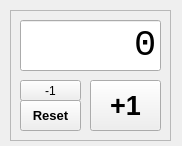
Qt form Qt6Test/MainWindow/mainwindow.ui (BH2WFR/Qt6Sample) before a commit.
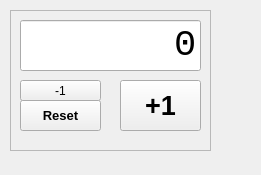
The same form after that commit. Icons and pictures are not drawn.

Diff of the .ui file:
```diff
--- a/Qt6Test/MainWindow/mainwindow.ui
+++ b/Qt6Test/MainWindow/mainwindow.ui
@@ -6,8 +6,8 @@
    <rect>
     <x>0</x>
     <y>0</y>
-    <width>182</width>
-    <height>146</height>
+    <width>261</width>
+    <height>175</height>
    </rect>
   </property>
   <property name="windowTitle">
@@ -19,8 +19,8 @@
      <rect>
       <x>10</x>
       <y>10</y>
-      <width>161</width>
-      <height>131</height>
+      <width>201</width>
+      <height>141</height>
      </rect>
     </property>
     <property name="frameShape">
@@ -32,9 +32,9 @@
     <widget class="QPushButton" name="pushButtonCntUp">
      <property name="geometry">
       <rect>
-       <x>80</x>
+       <x>110</x>
        <y>70</y>
-       <width>71</width>
+       <width>81</width>
        <height>51</height>
       </rect>
      </property>
@@ -59,7 +59,7 @@
       <rect>
        <x>10</x>
        <y>70</y>
-       <width>61</width>
+       <width>81</width>
        <height>21</height>
       </rect>
      </property>
@@ -72,7 +72,7 @@
       <rect>
        <x>10</x>
        <y>10</y>
-       <width>141</width>
+       <width>181</width>
        <height>51</height>
       </rect>
      </property>
@@ -124,7 +124,7 @@
       <rect>
        <x>10</x>
        <y>90</y>
-       <width>61</width>
+       <width>81</width>
        <height>31</height>
       </rect>
      </property>
```
Left out of the diff: 3 changed lines with no effect on the pictures.
